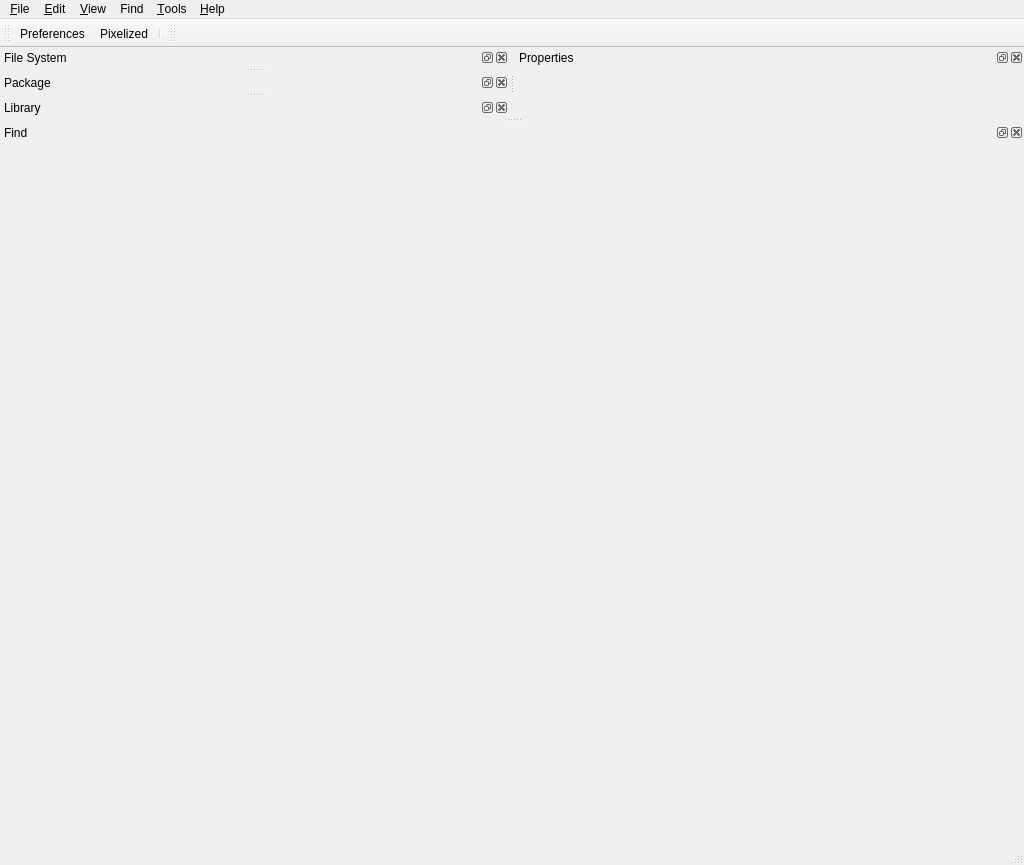
Old version of the form Programs/QuickEd/UI/mainwindow.ui in the repository xaoctech/dava.engine.
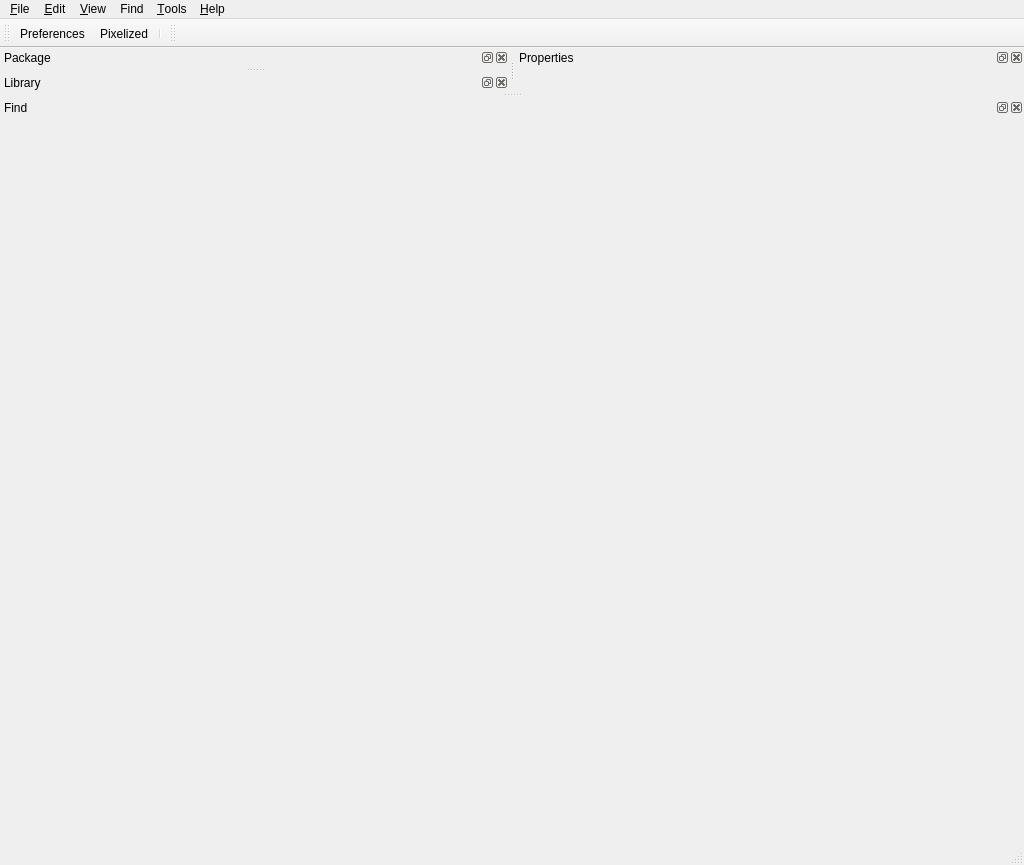
New version of the form. Icons and pictures are not drawn. Custom widgets are drawn as their Qt base class.

Diff of the .ui file:
```diff
--- a/Programs/QuickEd/UI/mainwindow.ui
+++ b/Programs/QuickEd/UI/mainwindow.ui
@@ -165,14 +165,6 @@
     <number>2</number>
    </attribute>
   </widget>
-  <widget class="FileSystemDockWidget" name="fileSystemDockWidget">
-   <property name="windowTitle">
-    <string>File System</string>
-   </property>
-   <attribute name="dockWidgetArea">
-    <number>1</number>
-   </attribute>
-  </widget>
   <widget class="PackageWidget" name="packageWidget">
    <property name="allowedAreas">
     <set>Qt::LeftDockWidgetArea|Qt::RightDockWidgetArea</set>
@@ -310,12 +302,6 @@
    <header>UI/Properties/PropertiesWidget.h</header>
    <container>1</container>
   </customwidget>
-  <customwidget>
-   <class>FileSystemDockWidget</class>
-   <extends>QDockWidget</extends>
-   <header>UI/FileSystemView/FileSystemDockWidget.h</header>
-   <container>1</container>
-  </customwidget>
   <customwidget>
    <class>FindWidget</class>
    <extends>QDockWidget</extends>
```
